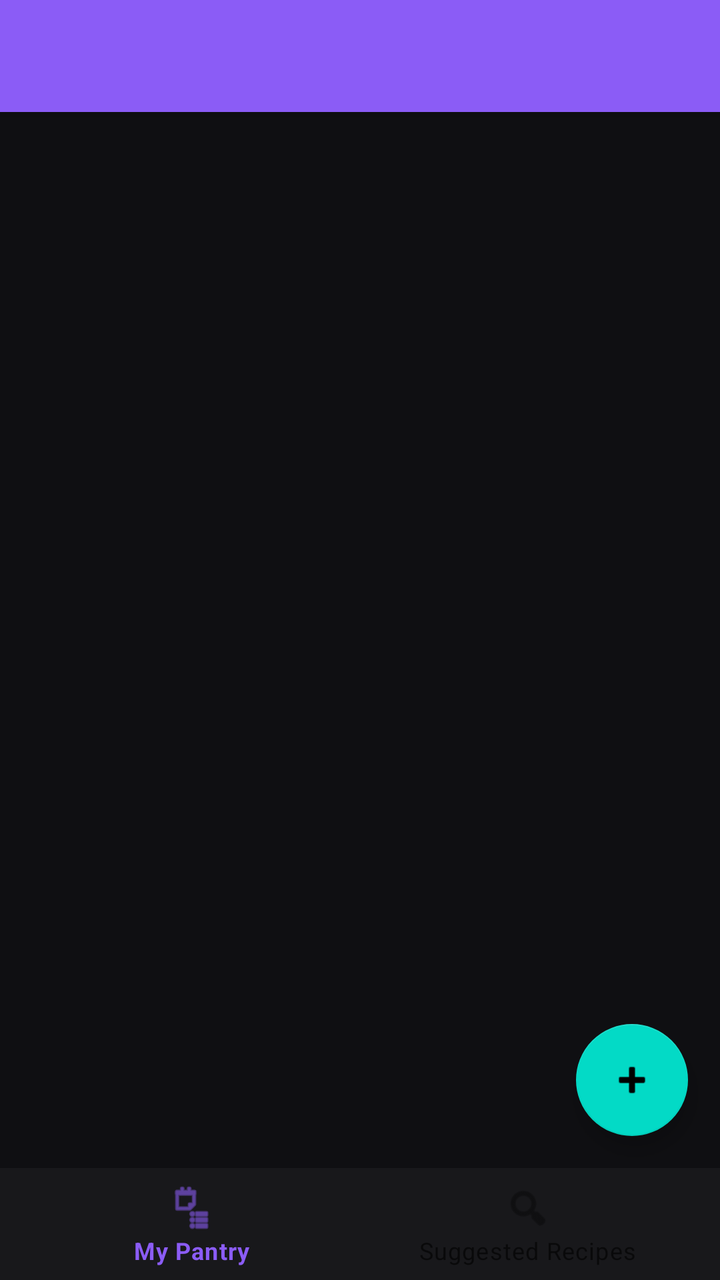
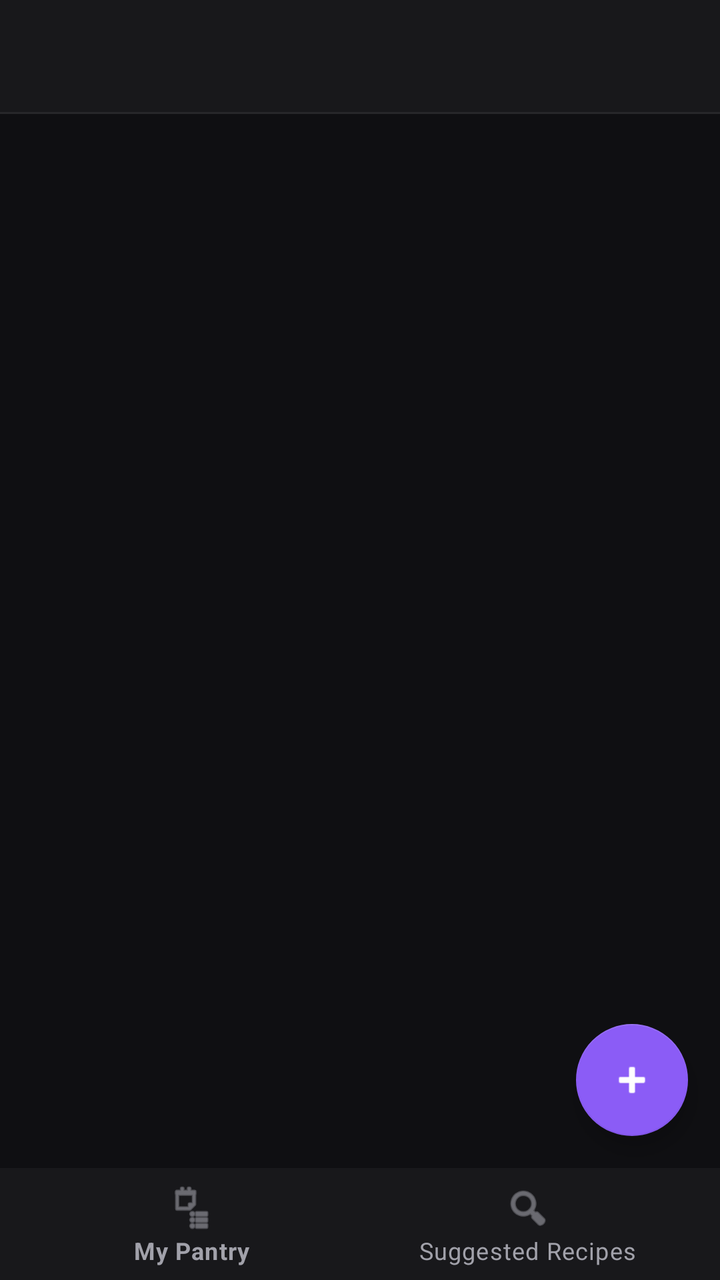

Before-and-after screenshots of an Android layout around one commit, followed by the original layout XML and the change that was made.
<!-- AndroidManifest.xml: application theme Theme.EmptyViewsActivity -->
<!-- res/layout/activity_pantry_list.xml -->
<?xml version="1.0" encoding="utf-8"?>
<RelativeLayout xmlns:android="http://schemas.android.com/apk/res/android"
    xmlns:app="http://schemas.android.com/apk/res-auto"
    android:layout_width="match_parent"
    android:layout_height="match_parent">

    <androidx.appcompat.widget.Toolbar
        android:id="@+id/toolbar"
        android:layout_width="match_parent"
        android:layout_height="?attr/actionBarSize"
        android:background="?attr/colorPrimary"
        app:titleTextColor="@android:color/white"
        android:elevation="4dp" />

    <androidx.recyclerview.widget.RecyclerView
        android:id="@+id/rvPantry"
        android:layout_width="match_parent"
        android:layout_height="match_parent"
        android:layout_below="@id/toolbar"
        android:layout_above="@id/bottomNavigation"
        android:clipToPadding="false"
        android:paddingTop="8dp"
        android:paddingBottom="80dp" />

    <TextView
        android:id="@+id/tvEmptyPantry"
        android:layout_width="wrap_content"
        android:layout_height="wrap_content"
        android:layout_centerInParent="true"
        android:text="@string/empty_pantry_title"
        android:textAlignment="center"
        android:textSize="16sp"
        android:textColor="@color/text_secondary"
        android:visibility="gone" />

    <com.google.android.material.floatingactionbutton.FloatingActionButton
        android:id="@+id/fabAddItem"
        android:layout_width="wrap_content"
        android:layout_height="wrap_content"
        android:layout_above="@id/bottomNavigation"
        android:layout_alignParentEnd="true"
        android:layout_margin="16dp"
        android:contentDescription="@string/btn_add_ingredient"
        app:srcCompat="@android:drawable/ic_input_add" />

    <com.google.android.material.bottomnavigation.BottomNavigationView
        android:id="@+id/bottomNavigation"
        android:layout_width="match_parent"
        android:layout_height="wrap_content"
        android:layout_alignParentBottom="true"
        android:background="@color/bg_surface"
        app:menu="@menu/bottom_nav_menu" />

</RelativeLayout>
<!-- resources referenced by this layout -->
<resources>
  <color name="bg_surface">#18181B</color>
  <color name="text_secondary">#A1A1AA</color>
  <string name="btn_add_ingredient">Add New Ingredient</string>
  <string name="empty_pantry_title">Pantry is empty</string>
  <style name="Theme.EmptyViewsActivity" parent="Base.Theme.EmptyViewsActivity" />
  <style name="Base.Theme.EmptyViewsActivity" parent="Theme.MaterialComponents.DayNight.NoActionBar">
          
          <item name="colorPrimary">@color/brand_primary</item>
          <item name="colorPrimaryVariant">@color/brand_primary_variant</item>
          <item name="colorOnPrimary">@color/brand_on_primary</item>
          <item name="android:windowBackground">@color/bg_canvas</item>
  
          
          <item name="android:statusBarColor">@color/bg_surface</item>
          <item name="android:navigationBarColor">@color/bg_surface</item>
          <item name="android:windowLightStatusBar" tools:targetApi="m">false</item>
      </style>
  <color name="brand_primary">#8B5CF6</color>
  <color name="brand_primary_variant">#7C3AED</color>
  <color name="brand_on_primary">#FFFFFF</color>
  <color name="bg_canvas">#0F0F12</color>
</resources>

<!-- the commit's change to res/layout/activity_pantry_list.xml (unified diff, before → after) -->
@@ -2,21 +2,30 @@
 <RelativeLayout xmlns:android="http://schemas.android.com/apk/res/android"
     xmlns:app="http://schemas.android.com/apk/res-auto"
     android:layout_width="match_parent"
-    android:layout_height="match_parent">
+    android:layout_height="match_parent"
+    android:background="@color/bg_canvas"
+    android:fitsSystemWindows="true">
 
     <androidx.appcompat.widget.Toolbar
         android:id="@+id/toolbar"
         android:layout_width="match_parent"
         android:layout_height="?attr/actionBarSize"
-        android:background="?attr/colorPrimary"
-        app:titleTextColor="@android:color/white"
-        android:elevation="4dp" />
+        android:background="@color/bg_surface"
+        app:titleTextColor="@color/text_primary"
+        android:elevation="0dp" />
+
+    <View
+        android:id="@+id/toolbarDivider"
+        android:layout_width="match_parent"
+        android:layout_height="1dp"
+        android:layout_below="@id/toolbar"
+        android:background="@color/border_subtle" />
 
     <androidx.recyclerview.widget.RecyclerView
         android:id="@+id/rvPantry"
         android:layout_width="match_parent"
         android:layout_height="match_parent"
-        android:layout_below="@id/toolbar"
+        android:layout_below="@id/toolbarDivider"
         android:layout_above="@id/bottomNavigation"
         android:clipToPadding="false"
         android:paddingTop="8dp"
@@ -41,6 +50,8 @@
         android:layout_alignParentEnd="true"
         android:layout_margin="16dp"
         android:contentDescription="@string/btn_add_ingredient"
+        app:backgroundTint="@color/brand_primary"
+        app:tint="@android:color/white"
         app:srcCompat="@android:drawable/ic_input_add" />
 
     <com.google.android.material.bottomnavigation.BottomNavigationView
@@ -49,6 +60,8 @@
         android:layout_height="wrap_content"
         android:layout_alignParentBottom="true"
         android:background="@color/bg_surface"
+        app:itemIconTint="@color/text_secondary"
+        app:itemTextColor="@color/text_secondary"
         app:menu="@menu/bottom_nav_menu" />
 
 </RelativeLayout>
<!-- resource entries referenced after the edit -->
@@ -1,6 +1,7 @@
 <!-- resources referenced by this layout -->
 <resources>
   <color name="bg_surface">#18181B</color>
+  <color name="border_subtle">#27272A</color>
   <color name="text_secondary">#A1A1AA</color>
   <string name="btn_add_ingredient">Add New Ingredient</string>
   <string name="empty_pantry_title">Pantry is empty</string>
@@ -18,6 +19,7 @@
           <item name="android:windowLightStatusBar" tools:targetApi="m">false</item>
       </style>
   <color name="brand_primary">#8B5CF6</color>
+  <color name="text_primary">#FFFFFF</color>
   <color name="brand_primary_variant">#7C3AED</color>
   <color name="brand_on_primary">#FFFFFF</color>
   <color name="bg_canvas">#0F0F12</color>
